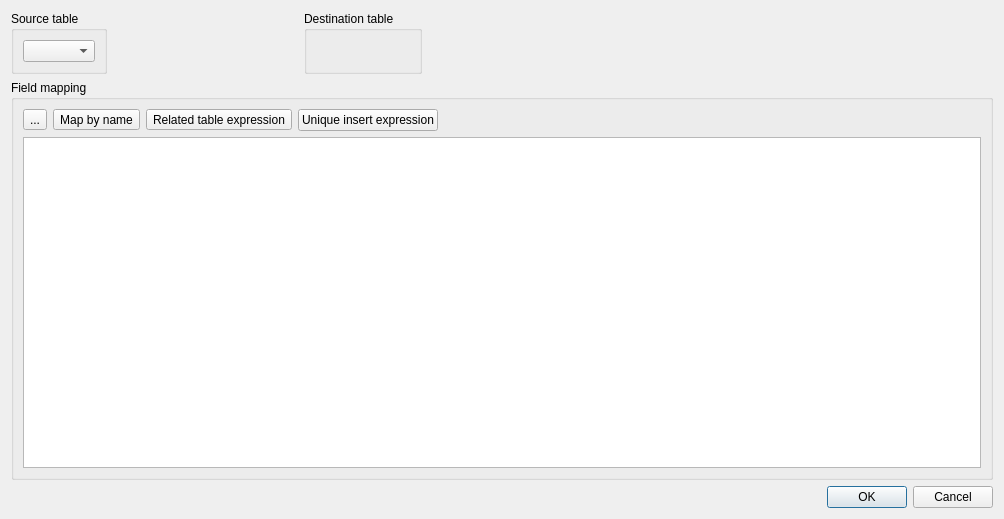
Above: src/mdtdatabase/mdtSqlDatabaseCopierTableMappingDialog.ui from scandyna/multidiagtools before the change. Below: the same form after it.
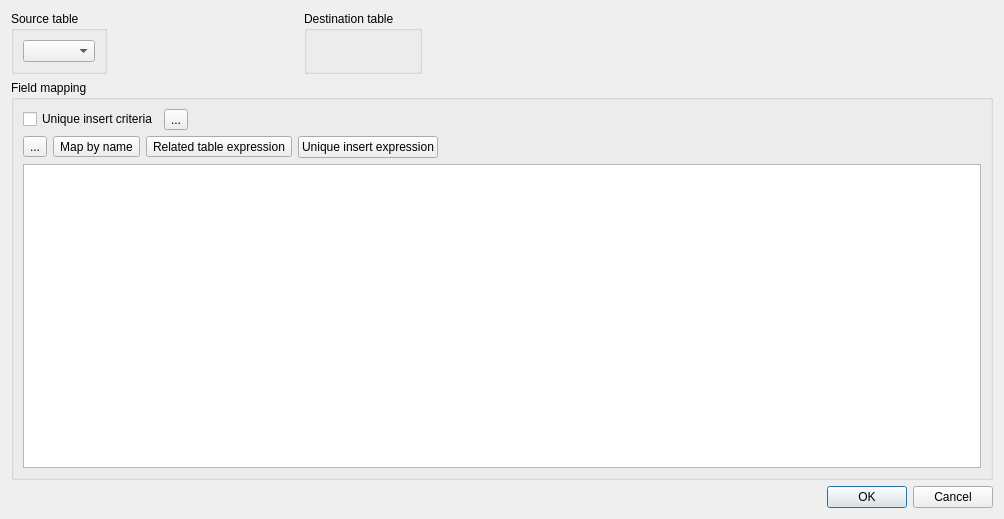
That is the form after the change. Icons and pictures are not drawn.

Commit message: Working on SQL copier expressions

```diff
--- a/src/mdtdatabase/mdtSqlDatabaseCopierTableMappingDialog.ui
+++ b/src/mdtdatabase/mdtSqlDatabaseCopierTableMappingDialog.ui
@@ -90,6 +90,37 @@
       <string>Field mapping</string>
      </property>
      <layout class="QVBoxLayout" name="verticalLayout">
+      <item>
+       <layout class="QHBoxLayout" name="horizontalLayout_3">
+        <item>
+         <widget class="QCheckBox" name="cbUniqueInsertCriteria">
+          <property name="text">
+           <string>Unique insert criteria</string>
+          </property>
+         </widget>
+        </item>
+        <item>
+         <widget class="QToolButton" name="tbUniqueInsertCriteria">
+          <property name="text">
+           <string>...</string>
+          </property>
+         </widget>
+        </item>
+        <item>
+         <spacer name="horizontalSpacer_4">
+          <property name="orientation">
+           <enum>Qt::Horizontal</enum>
+          </property>
+          <property name="sizeHint" stdset="0">
+           <size>
+            <width>40</width>
+            <height>20</height>
+           </size>
+          </property>
+         </spacer>
+        </item>
+       </layout>
+      </item>
       <item>
        <layout class="QHBoxLayout" name="horizontalLayout">
         <item>
```
Left out of the diff: 8 changed lines with no effect on the pictures. The commit also changes 18 other files.
